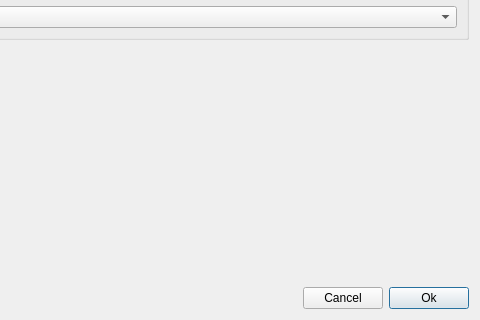
Old version of the form dialog/removenode/leafremovedialog.ui in the repository ytxerp/ytx-client; both pictures show x 202 to 682 and y 119 to 439 of the 682 by 439 pixel window.
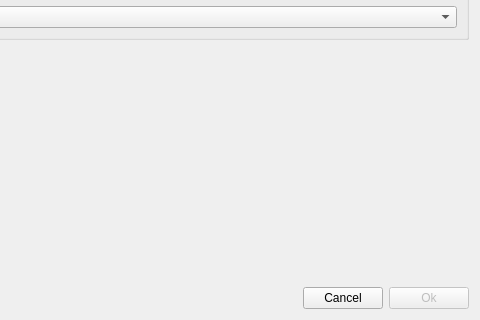
New version of the form. Custom widgets are drawn as their Qt base class.

```diff
--- a/dialog/removenode/leafremovedialog.ui
+++ b/dialog/removenode/leafremovedialog.ui
@@ -58,6 +58,9 @@
    </item>
    <item row="4" column="2">
     <widget class="QPushButton" name="pBtnOk">
+     <property name="enabled">
+      <bool>false</bool>
+     </property>
      <property name="text">
       <string>Ok</string>
      </property>
```
